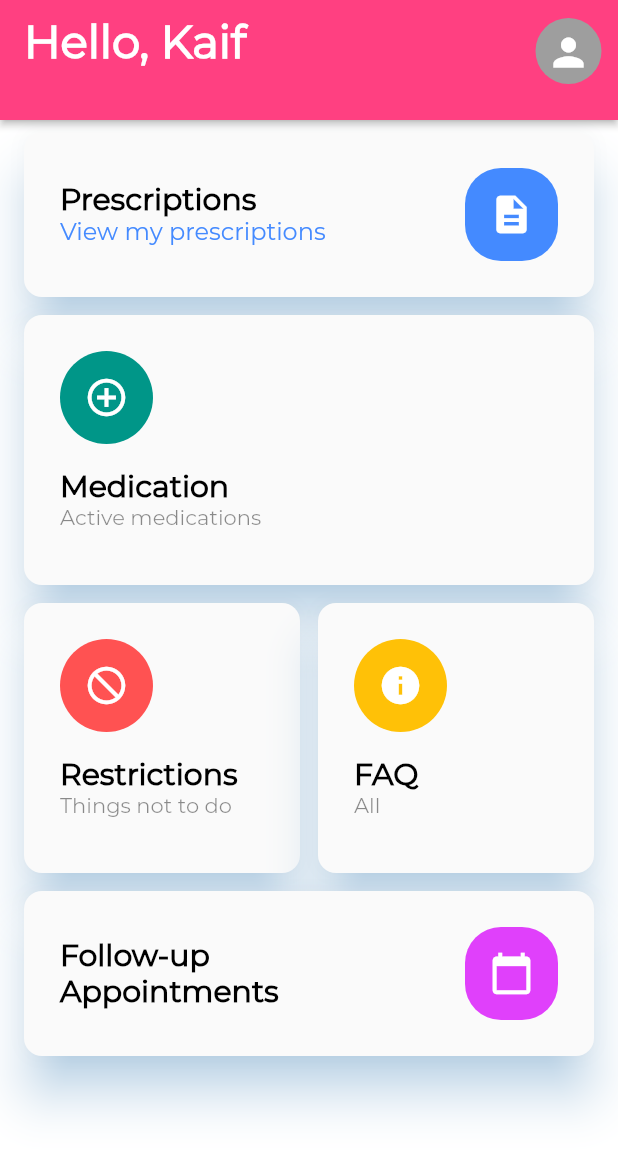
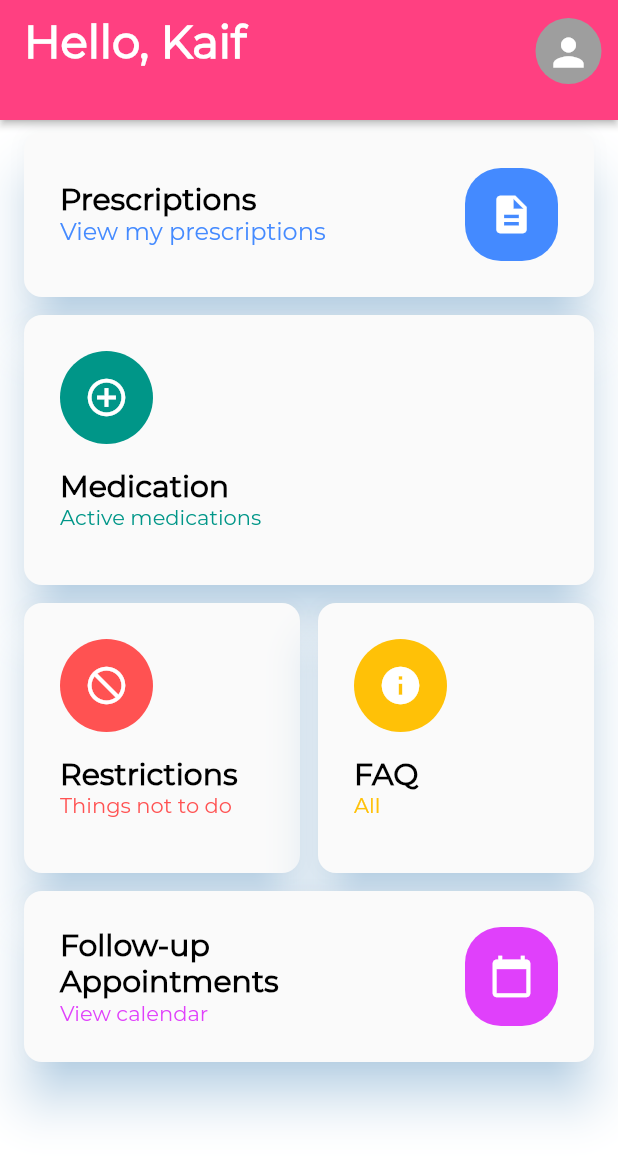
Before and after one commit to verbal-noun/codebrew-2020-prespa, a Flutter app: the screen it shows after launch, on a phone screen of 412 x 824 dp. Shown: the top 1160 px of the screen. Run offline on Flutter 3.47's test engine with Material 2 defaults, Android fonts, the phone set to English and light mode, and no system bars; project files that could hold a hidden picture were left out.

Commit message:
Updating dashboard subtitle colour

```diff
--- a/lib/pages/main_page.dart
+++ b/lib/pages/main_page.dart
@@ -121,7 +121,7 @@ class _MainPageState extends State<MainPage> {
                               fontWeight: FontWeight.w700,
                               fontSize: CARD_TITLE_SIZE)),
                       Text('Active medications',
-                          style: TextStyle(color: Colors.black45)),
+                          style: TextStyle(color: Colors.teal)),
                     ]),
               ),
             ),
@@ -147,7 +147,7 @@ class _MainPageState extends State<MainPage> {
                               fontWeight: FontWeight.w700,
                               fontSize: CARD_TITLE_SIZE)),
                       Text('Things not to do',
-                          style: TextStyle(color: Colors.black45)),
+                          style: TextStyle(color: Colors.redAccent)),
                     ]),
               ),
               onTap: () => Navigator.of(context)
@@ -174,7 +174,7 @@ class _MainPageState extends State<MainPage> {
                               color: Colors.black,
                               fontWeight: FontWeight.w700,
                               fontSize: CARD_TITLE_SIZE)),
-                      Text('All ', style: TextStyle(color: Colors.black45)),
+                      Text('All ', style: TextStyle(color: Colors.amber)),
                     ]),
               ),
             ),
@@ -194,6 +194,8 @@ class _MainPageState extends State<MainPage> {
                                   color: Colors.black,
                                   fontWeight: FontWeight.w700,
                                   fontSize: CARD_TITLE_SIZE)),
+                          Text('View calendar',
+                              style: TextStyle(color: Colors.purpleAccent)),
                         ],
                       ),
                       Material(
@@ -216,7 +218,7 @@ class _MainPageState extends State<MainPage> {
             StaggeredTile.extent(2, 180.0),
             StaggeredTile.extent(1, 180.0),
             StaggeredTile.extent(1, 180.0),
-            StaggeredTile.extent(2, 110.0),
+            StaggeredTile.extent(2, 114.0),
           ],
         ));
   }
```
